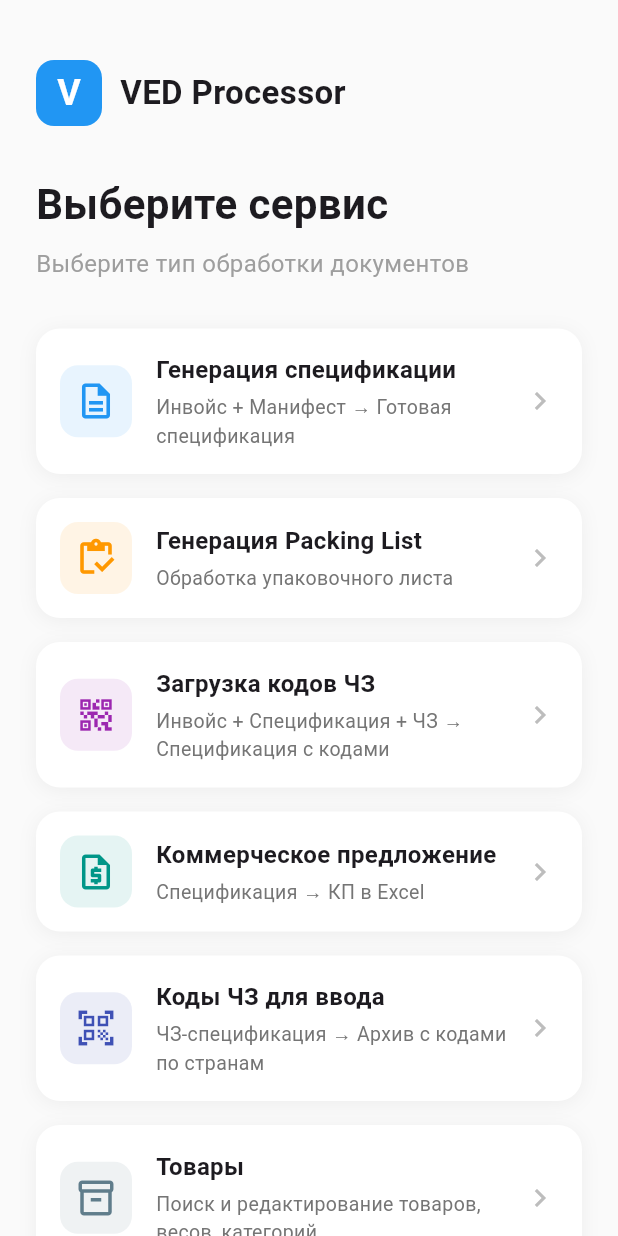
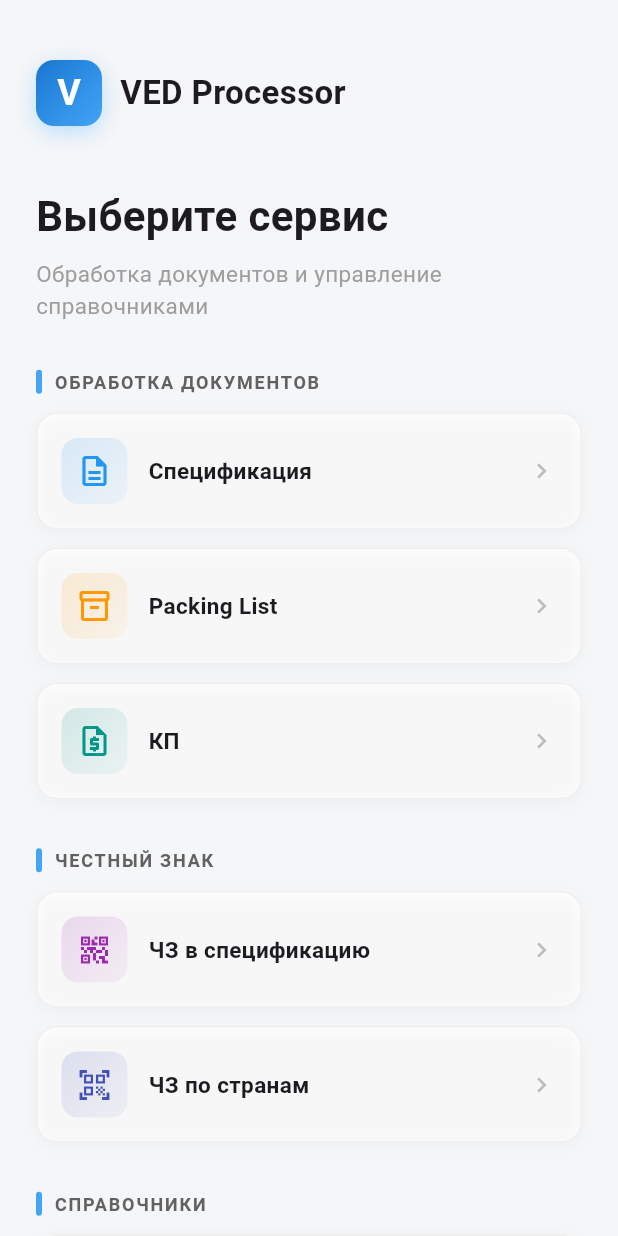
Before and after one commit to makhotinvlad459-ui/Ved, a Flutter app: the HomeScreen screen opened by its route, on a phone screen of 412 x 824 dp. Run offline on Flutter 3.47's test engine with Material 3 defaults, Android fonts, the phone set to English and light mode, and no system bars; our stand-ins replace dio, file_picker, shared_preferences; missing offline and left inert: dart:html; accounts and stored records are empty.

Commit message:
new view

```diff
--- a/frontend/lib/screens/home_screen.dart
+++ b/frontend/lib/screens/home_screen.dart
@@ -6,21 +6,36 @@ class HomeScreen extends StatelessWidget {
   @override
   Widget build(BuildContext context) {
     return Scaffold(
-      backgroundColor: Colors.grey[50],
+      backgroundColor: const Color(0xFFF5F6F8),
       body: SafeArea(
         child: SingleChildScrollView(
           padding: const EdgeInsets.symmetric(horizontal: 24.0, vertical: 40.0),
+          child: Center(
+            child: ConstrainedBox(
+              constraints: const BoxConstraints(maxWidth: 1100),
               child: Column(
                 crossAxisAlignment: CrossAxisAlignment.start,
                 children: [
+                  // ============ ЛОГОТИП ============
                   Row(
                     children: [
                       Container(
                         width: 44,
                         height: 44,
                         decoration: BoxDecoration(
-                      color: Colors.blue,
+                          gradient: LinearGradient(
+                            colors: [Colors.blue.shade700, Colors.blue.shade400],
+                            begin: Alignment.topLeft,
+                            end: Alignment.bottomRight,
+                          ),
                           borderRadius: BorderRadius.circular(12),
+                          boxShadow: [
+                            BoxShadow(
+                              color: Colors.blue.shade100,
+                              blurRadius: 12,
+                              offset: const Offset(0, 4),
+                            ),
+                          ],
                         ),
                         child: const Center(
                           child: Text(
@@ -36,81 +51,267 @@ class HomeScreen extends StatelessWidget {
                       const SizedBox(width: 12),
                       const Text(
                         'VED Processor',
-                    style: TextStyle(fontSize: 22, fontWeight: FontWeight.w600),
+                        style: TextStyle(
+                          fontSize: 22,
+                          fontWeight: FontWeight.w600,
+                        ),
+                      ),
+                    ],
+                  ),
+
+                  const SizedBox(height: 40),
+
+                  // ============ ЗАГОЛОВОК ============
+                  const Text(
+                    'Выберите сервис',
+                    style: TextStyle(
+                      fontSize: 28,
+                      fontWeight: FontWeight.bold,
+                    ),
+                  ),
+                  const SizedBox(height: 8),
+                  const Text(
+                    'Обработка документов и управление справочниками',
+                    style: TextStyle(fontSize: 15, color: Colors.grey),
+                  ),
+
+                  const SizedBox(height: 32),
+
+                  // ============ ГРУППА: ОБРАБОТКА ДОКУМЕНТОВ ============
+                  _GroupLabel(label: 'ОБРАБОТКА ДОКУМЕНТОВ'),
+                  const SizedBox(height: 12),
+                  _ResponsiveGrid(
+                    items: [
+                      _ServiceItem(
+                        icon: Icons.description_outlined,
+                        title: 'Спецификация',
+                        color: Colors.blue,
+                        route: '/upload',
+                      ),
+                      _ServiceItem(
+                        icon: Icons.inventory_2_outlined,
+                        title: 'Packing List',
+                        color: Colors.orange,
+                        route: '/packing-list',
+                      ),
+                      _ServiceItem(
+                        icon: Icons.request_quote_outlined,
+                        title: 'КП',
+                        color: Colors.teal,
+                        route: '/commercial-offer',
                       ),
                     ],
                   ),
 
                   const SizedBox(height: 32),
 
-              const Text(
-                'Выберите сервис',
-                style: TextStyle(fontSize: 28, fontWeight: FontWeight.bold),
+                  // ============ ГРУППА: ЧЕСТНЫЙ ЗНАК ============
+                  _GroupLabel(label: 'ЧЕСТНЫЙ ЗНАК'),
+                  const SizedBox(height: 12),
+                  _ResponsiveGrid(
+                    items: [
+                      _ServiceItem(
+                        icon: Icons.qr_code_2,
+                        title: 'ЧЗ в спецификацию',
+                        color: Colors.purple,
+                        route: '/cz-upload',
                       ),
-              const SizedBox(height: 8),
-              const Text(
-                'Выберите тип обработки документов',
-                style: TextStyle(fontSize: 16, color: Colors.grey),
+                      _ServiceItem(
+                        icon: Icons.qr_code_scanner,
+                        title: 'ЧЗ по странам',
+                        color: Colors.indigo,
+                        route: '/cz-codes',
+                      ),
+                    ],
                   ),
 
                   const SizedBox(height: 32),
 
-              _ServiceCard(
-                icon: Icons.description_outlined,
-                title: 'Генерация спецификации',
-                subtitle: 'Инвойс + Манифест → Готовая спецификация',
-                color: Colors.blue,
-                onTap: () => Navigator.pushNamed(context, '/upload'),
+                  // ============ ГРУППА: СПРАВОЧНИКИ ============
+                  _GroupLabel(label: 'СПРАВОЧНИКИ'),
+                  const SizedBox(height: 12),
+                  _ResponsiveGrid(
+                    items: [
+                      _ServiceItem(
+                        icon: Icons.inventory_outlined,
+                        title: 'Товары',
+                        color: Colors.blueGrey,
+                        route: '/products',
+                      ),
+                    ],
                   ),
 
-              const SizedBox(height: 16),
+                  const SizedBox(height: 40),
+                ],
+              ),
+            ),
+          ),
+        ),
+      ),
+    );
+  }
+}
 
-              _ServiceCard(
-                icon: Icons.inventory_outlined,
-                title: 'Генерация Packing List',
-                subtitle: 'Обработка упаковочного листа',
-                color: Colors.orange,
-                onTap: () => Navigator.pushNamed(context, '/packing-list'),
+// ============================================================
+// МОДЕЛЬ СЕРВИСА
+// ============================================================
+class _ServiceItem {
+  final IconData icon;
+  final String title;
+  final Color color;
+  final String route;
+
+  const _ServiceItem({
+    required this.icon,
+    required this.title,
+    required this.color,
+    required this.route,
+  });
+}
+
+// ============================================================
+// МЕТКА ГРУППЫ
+// ============================================================
+class _GroupLabel extends StatelessWidget {
+  final String label;
+
+  const _GroupLabel({required this.label});
+
+  @override
+  Widget build(BuildContext context) {
+    return Row(
+      children: [
+        Container(
+          width: 4,
+          height: 16,
+          decoration: BoxDecoration(
+            color: Colors.blue.shade400,
+            borderRadius: BorderRadius.circular(2),
           ),
+        ),
+        const SizedBox(width: 8),
+        Text(
+          label,
+          style: TextStyle(
+            fontSize: 12,
+            fontWeight: FontWeight.bold,
+            color: Colors.grey.shade700,
+            letterSpacing: 1.2,
+          ),
+        ),
+      ],
+    );
+  }
+}
 
-              const SizedBox(height: 16),
+// ============================================================
+// АДАПТИВНАЯ СЕТКА
+// ============================================================
+class _ResponsiveGrid extends StatelessWidget {
+  final List<_ServiceItem> items;
 
-              _ServiceCard(
-                icon: Icons.qr_code_2,
-                title: 'Загрузка кодов ЧЗ',
-                subtitle: 'Инвойс + Спецификация + ЧЗ → Спецификация с кодами',
-                color: Colors.purple,
-                onTap: () => Navigator.pushNamed(context, '/cz-upload'),
+  const _ResponsiveGrid({required this.items});
+
+  @override
+  Widget build(BuildContext context) {
+    return LayoutBuilder(
+      builder: (context, constraints) {
+        final width = constraints.maxWidth;
+        int columns;
+        if (width < 500) {
+          columns = 1;
+        } else if (width < 900) {
+          columns = 2;
+        } else {
+          columns = 3;
+        }
+
+        // Если элементов меньше, чем колонок — уменьшаем колонки
+        final effectiveColumns = items.length < columns ? items.length : columns;
+
+        const spacing = 12.0;
+        final itemWidth =
+            (width - spacing * (effectiveColumns - 1)) / effectiveColumns;
+
+        return Wrap(
+          spacing: spacing,
+          runSpacing: spacing,
+          children: items.map((item) {
+            return SizedBox(
+              width: itemWidth,
+              child: _CompactCard(item: item),
+            );
+          }).toList(),
+        );
+      },
+    );
+  }
+}
+
+// ============================================================
+// КОМПАКТНАЯ КАРТОЧКА
+// ============================================================
+class _CompactCard extends StatelessWidget {
+  final _ServiceItem item;
+
+  const _CompactCard({required this.item});
+
+  @override
+  Widget build(BuildContext context) {
+    return Material(
+      color: Colors.white,
+      borderRadius: BorderRadius.circular(14),
+      elevation: 0,
+      child: InkWell(
+        onTap: () => Navigator.pushNamed(context, item.route),
+        borderRadius: BorderRadius.circular(14),
+        child: Container(
+          padding: const EdgeInsets.all(16),
+          decoration: BoxDecoration(
+            borderRadius: BorderRadius.circular(14),
+            border: Border.all(color: Colors.grey.shade200, width: 1),
+            boxShadow: [
+              BoxShadow(
+                color: Colors.black.withOpacity(0.03),
+                blurRadius: 8,
+                offset: const Offset(0, 2),
               ),
-
-              const SizedBox(height: 16),
-
-              _ServiceCard(
-                icon: Icons.request_quote_outlined,
-                title: 'Коммерческое предложение',
-                subtitle: 'Спецификация → КП в Excel',
-                color: Colors.teal,
-                onTap: () => Navigator.pushNamed(context, '/commercial-offer'),
+            ],
           ),
-
-              const SizedBox(height: 16),
-
-              _ServiceCard(
-                icon: Icons.qr_code_scanner,
-                title: 'Коды ЧЗ для ввода',
-                subtitle: 'ЧЗ-спецификация → Архив с кодами по странам',
-                color: Colors.indigo,
-                onTap: () => Navigator.pushNamed(context, '/cz-codes'),
+          child: Row(
+            children: [
+              Container(
+                width: 44,
+                height: 44,
+                decoration: BoxDecoration(
+                  gradient: LinearGradient(
+                    colors: [
+                      item.color.withOpacity(0.15),
+                      item.color.withOpacity(0.05),
+                    ],
+                    begin: Alignment.topLeft,
+                    end: Alignment.bottomRight,
                   ),
-
-              const SizedBox(height: 16),
-
-              _ServiceCard(
-                icon: Icons.inventory_2_outlined,
-                title: 'Товары',
-                subtitle: 'Поиск и редактирование товаров, весов, категорий',
-                color: Colors.blueGrey,
-                onTap: () => Navigator.pushNamed(context, '/products'),
+                  borderRadius: BorderRadius.circular(11),
+                ),
+                child: Icon(item.icon, color: item.color, size: 24),
+              ),
+              const SizedBox(width: 14),
+              Expanded(
+                child: Text(
+                  item.title,
+                  style: const TextStyle(
+                    fontSize: 15,
+                    fontWeight: FontWeight.w600,
+                  ),
+                  maxLines: 2,
+                  overflow: TextOverflow.ellipsis,
+                ),
+              ),
+              Icon(
+                Icons.chevron_right,
+                color: Colors.grey.shade400,
+                size: 20,
               ),
             ],
           ),
@@ -119,68 +320,3 @@ class HomeScreen extends StatelessWidget {
     );
   }
 }
-
-class _ServiceCard extends StatelessWidget {
-  final IconData icon;
-  final String title;
-  final String subtitle;
-  final Color color;
-  final VoidCallback onTap;
-
-  const _ServiceCard({
-    required this.icon,
-    required this.title,
-    required this.subtitle,
-    required this.color,
-    required this.onTap,
-  });
-
-  @override
-  Widget build(BuildContext context) {
-    return GestureDetector(
-      onTap: onTap,
-      child: Container(
-        padding: const EdgeInsets.all(16),
-        decoration: BoxDecoration(
-          color: Colors.white,
-          borderRadius: BorderRadius.circular(16),
-          boxShadow: [
-            BoxShadow(
-              color: Colors.black.withOpacity(0.05),
-              blurRadius: 10,
-              offset: const Offset(0, 2),
-            ),
-          ],
-        ),
-        child: Row(
-          children: [
-            Container(
-              width: 48,
-              height: 48,
-              decoration: BoxDecoration(
-                color: color.withOpacity(0.1),
-                borderRadius: BorderRadius.circular(12),
-              ),
-              child: Icon(icon, color: color, size: 28),
-            ),
-            const SizedBox(width: 16),
-            Expanded(
-              child: Column(
-                crossAxisAlignment: CrossAxisAlignment.start,
-                children: [
-                  Text(title,
-                      style: const TextStyle(
-                          fontSize: 16, fontWeight: FontWeight.w600)),
-                  const SizedBox(height: 4),
-                  Text(subtitle,
-                      style: TextStyle(fontSize: 13, color: Colors.grey[600])),
-                ],
-              ),
-            ),
-            Icon(Icons.chevron_right, color: Colors.grey[400], size: 24),
-          ],
-        ),
-      ),
-    );
-  }
-}
```
Lines whose indentation alone changed are shown as unchanged.
